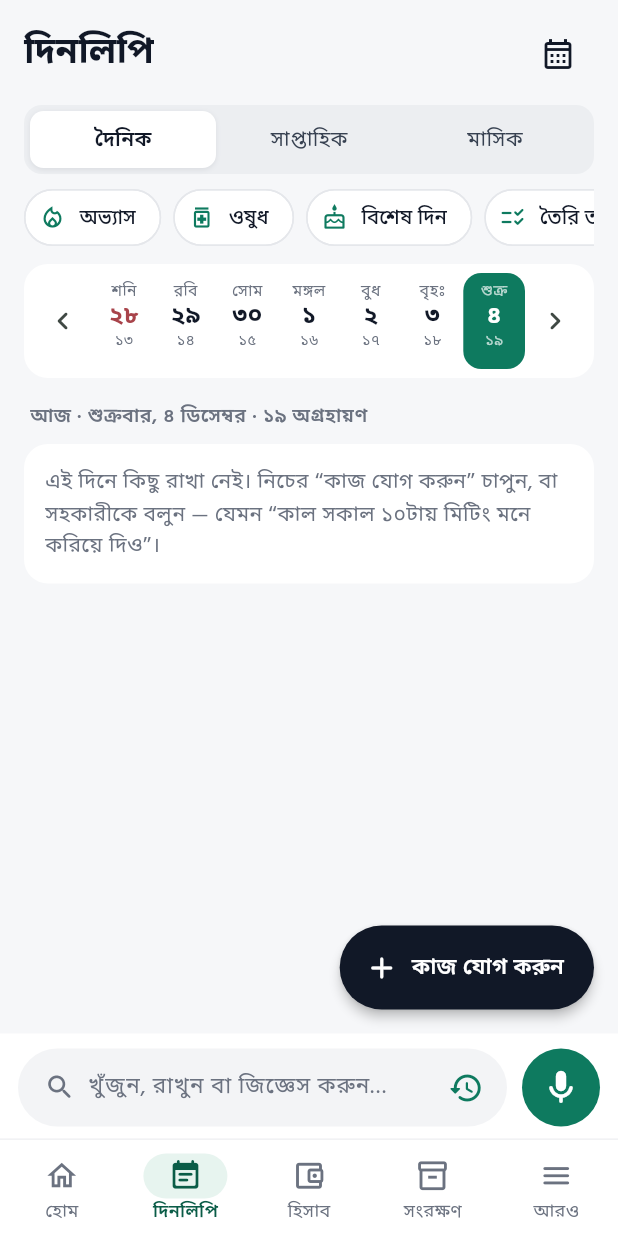
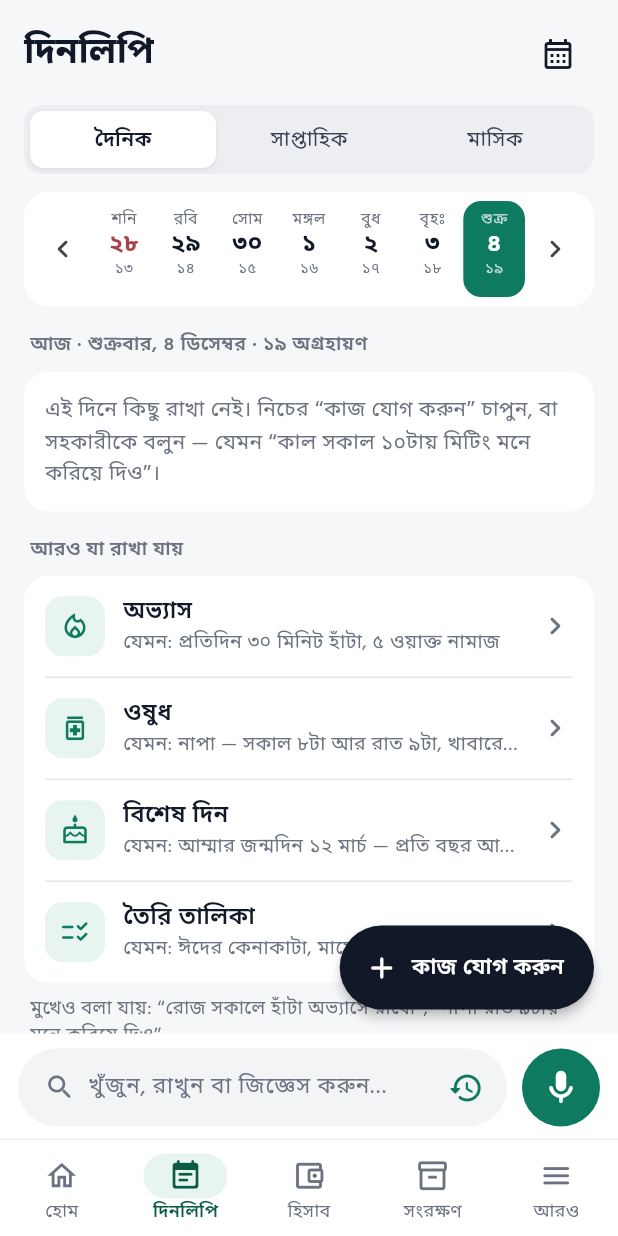
Before and after one commit to iamsaifsaiful/digital_brain, a Flutter app: the HomeShell screen opened directly, swiped to page 2, on a phone screen of 412 x 824 dp. Run offline on Flutter 3.47's test engine with Material 3 defaults, Android fonts, the phone set to English and light mode, and no system bars; our stand-ins replace clock, flutter_local_notifications, flutter_secure_storage, flutter_tts, image_picker, local_auth and 4 more; missing offline and left inert: cryptography, dart:ffi, file_selector; accounts and stored records are empty; network calls fail.

Commit message:
দিনলিপি: habits, medicines, special days, ready lists moved to the bottom with an example each; calendar: the month turns by a swipe on the days (sliding), date tabs by a tap only
Co-Authored-By: Claude Opus 5.5 <noreply@anthropic.com>
Claude-Session: https://claude.ai/code/session_01Nu14b7cdnEN47YuWkEga1M

```diff
--- a/lib/logic/strings_en.dart
+++ b/lib/logic/strings_en.dart
@@ -3920,4 +3920,10 @@ const enStrings = <String, String>{
   'হাতে, ব্যাংকে, বিকাশে — সব মিলিয়ে লিখুন। এরপর আয়-খরচ লিখলে নিজে বাড়বে-কমবে।': 'Cash, bank, bKash — write it all together. After that it goes up and down with what you earn and spend.',
   'যেমন ১২,০০০': 'e.g. 12,000',
   'চলছে':'Going on',
+  'আরও যা রাখা যায়': 'More you can keep',
+  'যেমন: প্রতিদিন ৩০ মিনিট হাঁটা, ৫ ওয়াক্ত নামাজ': 'e.g. a 30-minute walk every day, the five prayers',
+  'যেমন: নাপা — সকাল ৮টা আর রাত ৯টা, খাবারের পরে': 'e.g. Napa — 8 am and 9 pm, after food',
+  'যেমন: আম্মার জন্মদিন ১২ মার্চ — প্রতি বছর আগের দিন মনে করাবে': 'e.g. Mother’s birthday, 12 March — reminded the day before, every year',
+  'যেমন: ঈদের কেনাকাটা, মাসের বাজার — এক চাপে পুরো তালিকা': 'e.g. Eid shopping, the month’s groceries — a whole list in one tap',
+  'মুখেও বলা যায়: “রোজ সকালে হাঁটা অভ্যাসে রাখো”, “নাপা রাত ৯টায় মনে করিয়ে দিও”': 'You can also say: “keep a morning walk as a habit”, “remind me Napa at 9 pm”',
 };
--- a/lib/screens/diary_screen.dart
+++ b/lib/screens/diary_screen.dart
@@ -71,23 +71,18 @@ class _DiaryScreenState extends State<DiaryScreen> {
           ]),
           const SizedBox(height: 10),
           tabs,
-          const SizedBox(height: 10),
-          SizedBox(
-            height: 38,
-            child: ListView(scrollDirection: Axis.horizontal, children: [
-              _tool(tr('অভ্যাস'), Icons.local_fire_department_outlined, const HabitsScreen()),
-              _tool(tr('ওষুধ'), Icons.medication_outlined, const MedicinesScreen()),
-              _tool(tr('বিশেষ দিন'), Icons.cake_outlined, const SpecialDaysScreen()),
-              _tool(tr('তৈরি তালিকা'), Icons.checklist_rtl_rounded, const TemplatesScreen()),
-            ]),
-          ),
           const SizedBox(height: 12),
         ],
-        page: (view) => switch (view) {
+        // Habits, medicines, special days and ready lists sit at the bottom
+        // with an example each, so a new user sees what they are for (owner, 24 Oct).
+        page: (view) => [
+          ...switch (view) {
             DiaryView.day => _dayView(brain, day, now),
             DiaryView.week => _weekView(brain, day, now),
             DiaryView.month => _monthView(brain, day, now),
           },
+          _moreToKeep(),
+        ],
       ),
       Positioned(
         right: 16,
@@ -97,15 +92,35 @@ class _DiaryScreenState extends State<DiaryScreen> {
     ]);
   }
 
-  Widget _tool(String label, IconData icon, Widget page) => Padding(
-        padding: const EdgeInsets.only(right: 8),
-        child: ActionChip(
-          avatar: Icon(icon, size: 18, color: C.green),
-          label: Text(label),
-          labelStyle: body(13.5, weight: FontWeight.w500),
-          onPressed: () => Navigator.of(context).push(MaterialPageRoute(builder: (_) => page)),
+  /// "আরও যা রাখা যায়": each with an example of what to say or keep.
+  Widget _moreToKeep() {
+    Widget row(Key key, String label, IconData icon, String example, Widget page) => ListRow(
+          key: key,
+          leading: Container(
+            width: 40,
+            height: 40,
+            decoration: BoxDecoration(color: C.greenTint, borderRadius: BorderRadius.circular(12)),
+            child: Icon(icon, color: C.green, size: 21),
           ),
+          title: label,
+          subtitle: example,
+          trailing: Icon(Icons.chevron_right_rounded, color: C.muted),
+          onTap: () => Navigator.of(context).push(MaterialPageRoute(builder: (_) => page)),
         );
+    return Column(crossAxisAlignment: CrossAxisAlignment.stretch, children: [
+      _label(tr('আরও যা রাখা যায়')),
+      _box([
+        row(const Key('diary-habits'), tr('অভ্যাস'), Icons.local_fire_department_outlined, tr('যেমন: প্রতিদিন ৩০ মিনিট হাঁটা, ৫ ওয়াক্ত নামাজ'), const HabitsScreen()),
+        row(const Key('diary-medicines'), tr('ওষুধ'), Icons.medication_outlined, tr('যেমন: নাপা — সকাল ৮টা আর রাত ৯টা, খাবারের পরে'), const MedicinesScreen()),
+        row(const Key('diary-special'), tr('বিশেষ দিন'), Icons.cake_outlined, tr('যেমন: আম্মার জন্মদিন ১২ মার্চ — প্রতি বছর আগের দিন মনে করাবে'), const SpecialDaysScreen()),
+        row(const Key('diary-templates'), tr('তৈরি তালিকা'), Icons.checklist_rtl_rounded, tr('যেমন: ঈদের কেনাকাটা, মাসের বাজার — এক চাপে পুরো তালিকা'), const TemplatesScreen()),
+      ]),
+      Padding(
+        padding: const EdgeInsets.fromLTRB(4, 8, 4, 0),
+        child: Text(tr('মুখেও বলা যায়: “রোজ সকালে হাঁটা অভ্যাসে রাখো”, “নাপা রাত ৯টায় মনে করিয়ে দিও”'), style: body(12.5, color: C.muted, height: 1.45)),
+      ),
+    ]);
+  }
 
   /// A to-do that can be dragged onto a day in the strip above.
   Widget _draggable(PlanItem i) {
```
Also changed, not shown: lib/screens/calendar_screen.dart (+42 -8 lines), 2 other files. Lines whose indentation alone changed are shown as unchanged.
